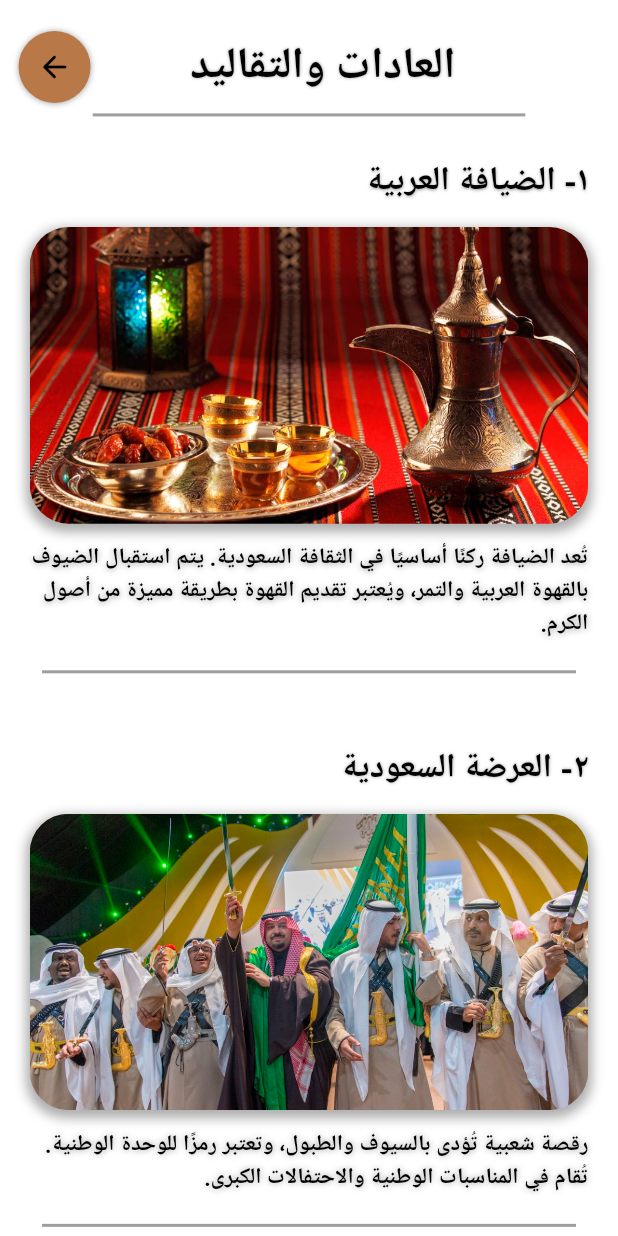
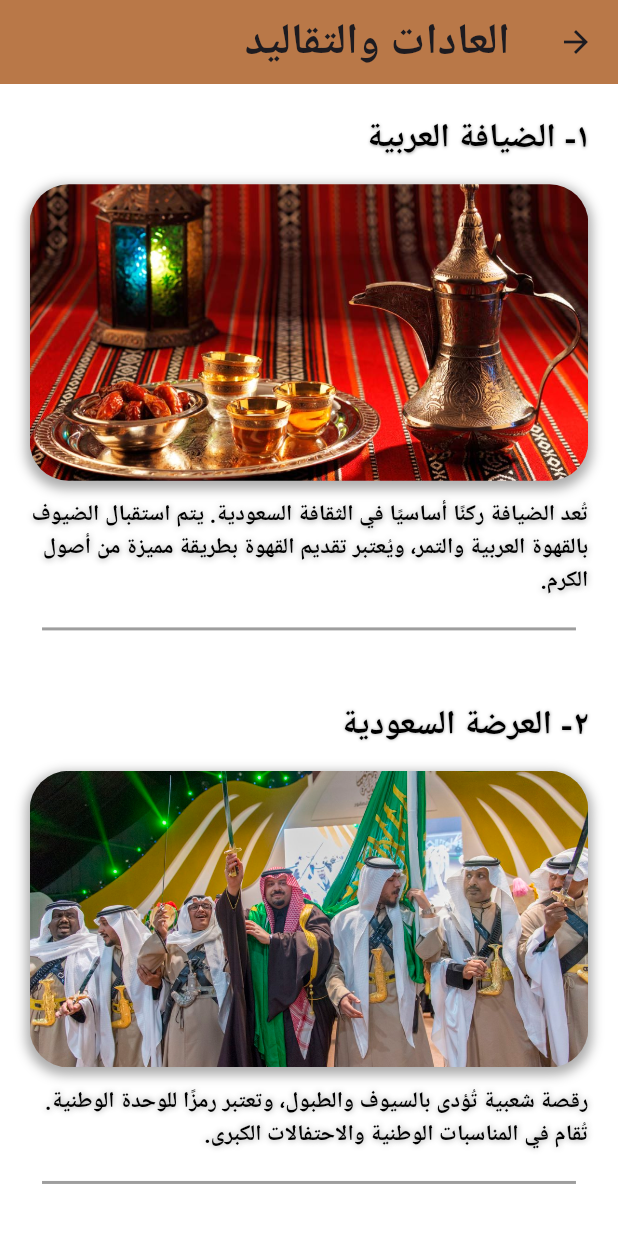
Before and after one commit to alihesham-01/saudia, a Flutter app: the AdatWtkaled screen opened directly, on a phone screen of 412 x 824 dp. Run offline on Flutter 3.47's test engine with Material 3 defaults, Android fonts, the phone set to English and light mode, and no system bars; our stand-ins replace curved_navigation_bar, easy_localization, google_fonts, lottie; Roboto replaces fonts that are missing (Cairo, Rakkas).

Commit message:
Initial commit

```diff
--- a/lib/categories/3adat_wtkaled_categ.dart
+++ /dev/null
@@ -1,128 +0,0 @@
-import 'package:easy_localization/easy_localization.dart';
-import 'package:flutter/material.dart';
-import 'package:google_fonts/google_fonts.dart';
-import '../models/3adat_class.dart';
-import '../widgets/adat_widget.dart';
-
-class AdatWtkaled extends StatelessWidget {
-  const AdatWtkaled({super.key});
-
-  final List<Adat> adat = const [
-    Adat(
-      title: "adat_1_title",
-      description: "adat_1_description",
-      image: "assets/1-3adat.jpg",
-    ),
-    Adat(
-      title: "adat_2_title",
-      description: "adat_2_description",
-      image: "assets/2-3adat.jpg",
-    ),
-    Adat(
-      title: "adat_3_title",
-      description: "adat_3_description",
-      image: "assets/3-3adat.jpg",
-    ),
-    Adat(
-      title: "adat_4_title",
-      description: "adat_4_description",
-      image: "assets/4-3adat.jpg",
-    ),
-    Adat(
-      title: "adat_5_title",
-      description: "adat_5_description",
-      image: "assets/5-3adat.jpg",
-    ),
-  ];
-
-  @override
-  Widget build(BuildContext context) {
-    final height = MediaQuery.of(context).size.height;
-    final width = MediaQuery.of(context).size.width;
-    return SafeArea(
-      child: Scaffold(
-        backgroundColor: Colors.white,
-        body: Column(
-          children: [
-            SizedBox(height: height * 0.025),
-            Row(
-              mainAxisAlignment: MainAxisAlignment.center,
-              crossAxisAlignment: CrossAxisAlignment.center,
-              children: [
-                const Spacer(
-                  flex: 2,
-                ),
-                Center(
-                  child: Flexible(
-                    child: Text(
-                      tr("adat_wtkaled"),
-                      style: GoogleFonts.rakkas(
-                        color: Colors.black,
-                        fontSize: height * 0.035,
-                        fontWeight: FontWeight.bold,
-                        shadows: const [
-                          Shadow(
-                              color: Colors.grey,
-                              blurRadius: 2,
-                              offset: Offset(0.1, 0.3))
-                        ],
-                      ),
-                    ),
-                  ),
-                ),
-                const Spacer(),
-                Padding(
-                  padding: EdgeInsets.symmetric(horizontal: height * 0.015),
-                  child: Flexible(
-                    child: Container(
-                      decoration: BoxDecoration(
-                        boxShadow: const [
-                          BoxShadow(
-                            color: Colors.grey,
-                            blurRadius: 3,
-                            offset: Offset(0.1, 0.3),
-                          )
-                        ],
-                        borderRadius: BorderRadius.circular(100),
-                        color: const Color(0xffB97848),
-                      ),
-                      child: IconButton(
-                        onPressed: () {
-                          Navigator.pop(context);
-                        },
-                        icon: const Icon(
-                          Icons.arrow_forward_rounded,
-                          color: Colors.black,
-                        ),
-                      ),
-                    ),
-                  ),
-                ),
-              ],
-            ),
-            Divider(
-              indent: width * 0.15,
-              endIndent: width * 0.15,
-              color: Colors.grey,
-              thickness: 2,
-            ),
-            Expanded(
-              child: ListView.builder(
-                itemCount: adat.length,
-                itemBuilder: (context, index) {
-                  return AdatWidget(
-                    adat: Adat(
-                      title: tr(adat[index].title),
-                      description: tr(adat[index].description),
-                      image: adat[index].image,
-                    ),
-                  );
-                },
-              ),
-            ),
-          ],
-        ),
-      ),
-    );
-  }
-}
--- /dev/null
+++ b/lib/categories/adat_wtkaled_categ.dart
@@ -0,0 +1,137 @@
+import 'package:easy_localization/easy_localization.dart';
+import 'package:flutter/material.dart';
+import 'package:google_fonts/google_fonts.dart';
+import '../models/3adat_class.dart';
+import '../widgets/adat_widget.dart';
+
+class AdatWtkaled extends StatelessWidget {
+  const AdatWtkaled({super.key});
+
+  final List<Adat> adat = const [
+    Adat(
+      title: "adat_1_title",
+      description: "adat_1_description",
+      image: "assets/1-3adat.jpg",
+    ),
+    Adat(
+      title: "adat_2_title",
+      description: "adat_2_description",
+      image: "assets/2-3adat.jpg",
+    ),
+    Adat(
+      title: "adat_3_title",
+      description: "adat_3_description",
+      image: "assets/3-3adat.jpg",
+    ),
+    Adat(
+      title: "adat_4_title",
+      description: "adat_4_description",
+      image: "assets/4-3adat.jpg",
+    ),
+    Adat(
+      title: "adat_5_title",
+      description: "adat_5_description",
+      image: "assets/5-3adat.jpg",
+    ),
+  ];
+
+  @override
+  Widget build(BuildContext context) {
+    final height = MediaQuery.of(context).size.height;
+    // final width = MediaQuery.of(context).size.width;
+    return SafeArea(
+      child: Scaffold(
+        appBar: AppBar(
+          backgroundColor: Color(0xffB97848),
+          title: Text(tr("adat_wtkaled"), style: GoogleFonts.rakkas(
+            fontWeight: FontWeight.bold,
+            fontSize: height * 0.035,
+          )),
+        ),
+        backgroundColor: Colors.white,
+        // body: Column(
+        //   children: [
+        //     SizedBox(height: height * 0.025),
+        //     Row(
+        //       mainAxisAlignment: MainAxisAlignment.center,
+        //       crossAxisAlignment: CrossAxisAlignment.center,
+        //       children: [
+        //         const Spacer(
+        //           flex: 2,
+        //         ),
+        //         Center(
+        //           child: Flexible(
+        //             child: Text(
+        //               tr("adat_wtkaled"),
+        //               style: GoogleFonts.rakkas(
+        //                 color: Colors.black,
+        //                 fontSize: height * 0.035,
+        //                 fontWeight: FontWeight.bold,
+        //                 shadows: const [
+        //                   Shadow(
+        //                       color: Colors.grey,
+        //                       blurRadius: 2,
+        //                       offset: Offset(0.1, 0.3))
+        //                 ],
+        //               ),
+        //             ),
+        //           ),
+        //         ),
+        //         const Spacer(),
+        //         Padding(
+        //           padding: EdgeInsets.symmetric(horizontal: height * 0.015),
+        //           child: Flexible(
+        //             child: Container(
+        //               decoration: BoxDecoration(
+        //                 boxShadow: const [
+        //                   BoxShadow(
+        //                     color: Colors.grey,
+        //                     blurRadius: 3,
+        //                     offset: Offset(0.1, 0.3),
+        //                   )
+        //                 ],
+        //                 borderRadius: BorderRadius.circular(100),
+        //                 color: const Color(0xffB97848),
+        //               ),
+        //               child: IconButton(
+        //                 onPressed: () {
+        //                   Navigator.pop(context);
+        //                 },
+        //                 icon: const Icon(
+        //                   Icons.arrow_forward_rounded,
+        //                   color: Colors.black,
+        //                 ),
+        //               ),
+        //             ),
+        //           ),
+        //         ),
+        //       ],
+        //     ),
+        //     Divider(
+        //       indent: width * 0.15,
+        //       endIndent: width * 0.15,
+        //       color: Colors.grey,
+        //       thickness: 2,
+        //     ),
+          body:   ListView.builder(
+              scrollDirection: Axis.vertical,
+              shrinkWrap: true,
+              physics: const BouncingScrollPhysics(),
+
+              itemCount: adat.length,
+              itemBuilder: (context, index) {
+                return AdatWidget(
+                  adat: Adat(
+                    title: tr(adat[index].title),
+                    description: tr(adat[index].description),
+                    image: adat[index].image,
+                  ),
+                );
+              },
+            ),
+          // ],
+        ),
+      // ),
+    );
+  }
+}
--- a/lib/home_page.dart
+++ b/lib/home_page.dart
@@ -11,7 +11,7 @@ import 'details/Details_ola.dart';
 import 'details/Details_ynb.dart';
 import 'details/details_taef.dart';
 import 'models/cities_class.dart';
-import 'categories/3adat_wtkaled_categ.dart';
+import 'categories/adat_wtkaled_categ.dart';
 import 'favorite_page.dart';
 import 'settings_page.dart';
 import 'widgets/cities_widget.dart';
--- a/lib/widgets/cities_widget.dart
+++ b/lib/widgets/cities_widget.dart
@@ -66,7 +66,6 @@ class CitiesWidget extends StatelessWidget {
             const Spacer(flex: 4),
             Padding(
               padding: EdgeInsets.all(height * 0.015),
-              child: Flexible(
               child: Text(
                 cities.name,
                 style: GoogleFonts.cairo(
@@ -78,7 +77,6 @@ class CitiesWidget extends StatelessWidget {
                 ),
               ),
             ),
-            ),
           ],
         ),
       ),
--- a/lib/widgets/details_widget.dart
+++ b/lib/widgets/details_widget.dart
@@ -70,6 +70,7 @@ class contentstate extends State<Content> with TickerProviderStateMixin {
           child: Column(
             children: [
               SizedBox(height: height * 0.015),
+
               // Image section
               Padding(
                 padding: EdgeInsets.symmetric(
```
Also changed, not shown: pubspec.yaml (+18 -0 lines), 1 other file. Lines whose indentation alone changed are shown as unchanged.
